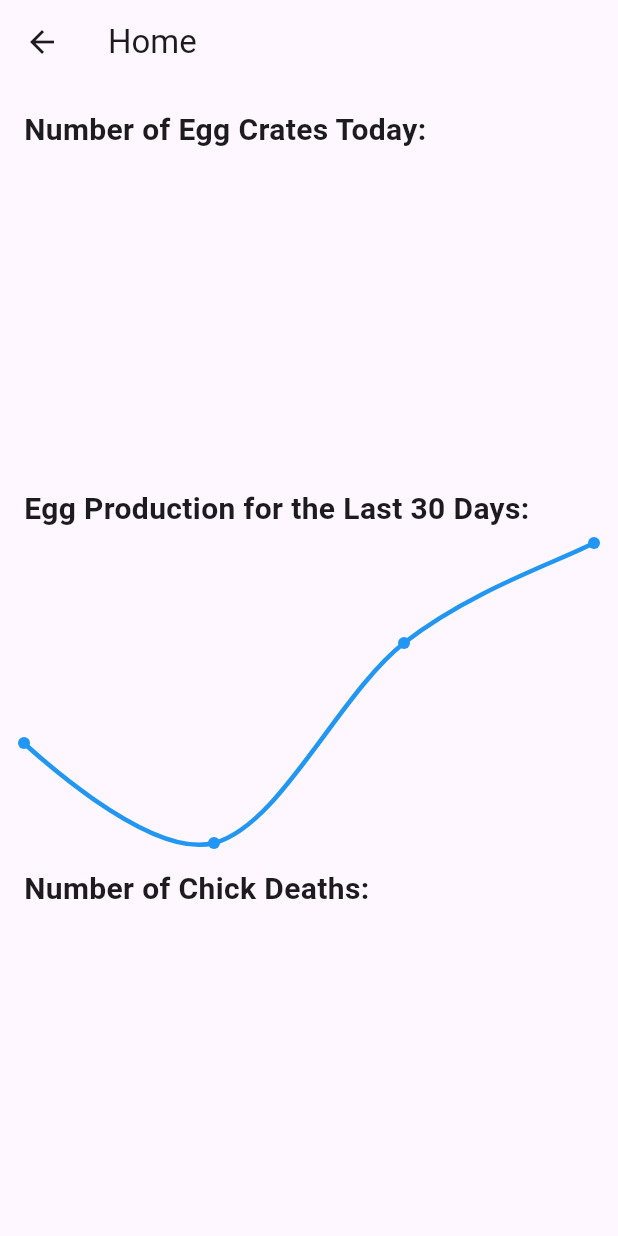
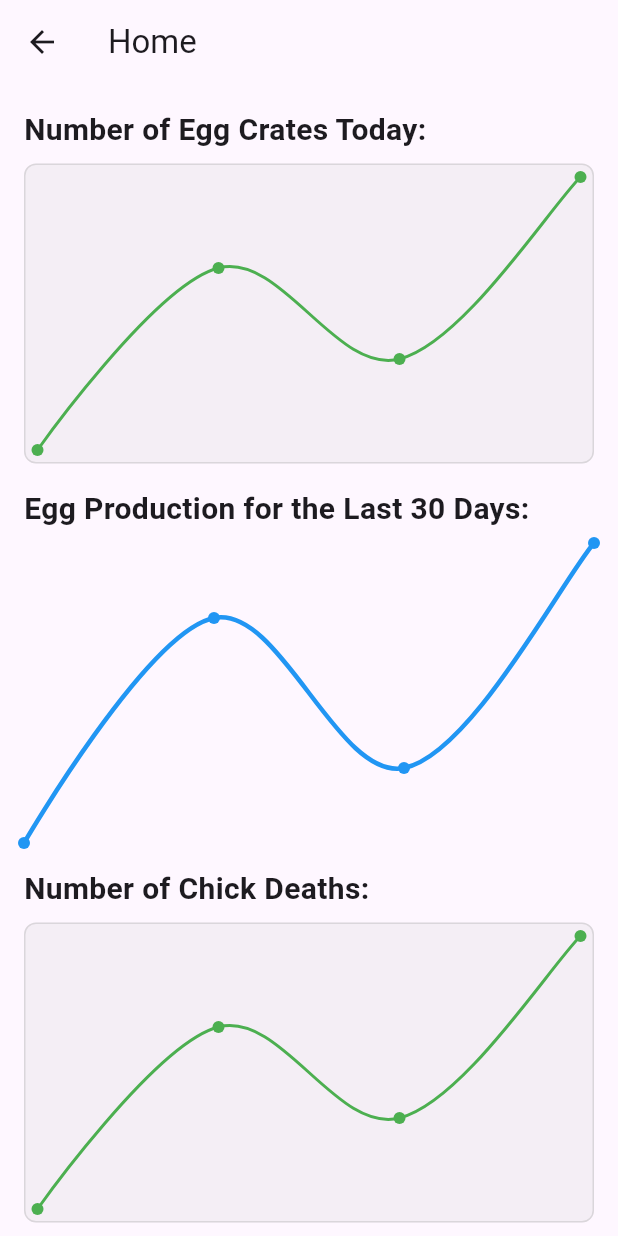
Before and after one commit to AmritDuwal1/vrit, a Flutter app: the HomeScreen screen opened directly, on a phone screen of 412 x 824 dp. Run offline on Flutter 3.47's test engine with Material 3 defaults, Android fonts, the phone set to English and light mode, and no system bars; drawn by our look-alikes of fl_chart; our stand-ins replace firebase_messaging, flutter_image_compress, flutter_local_notifications, google_sign_in, location, shared_preferences and 1 more; accounts and stored records are empty.

Commit message:
app stated working properly

```diff
--- a/lib/modules/home/home_screen.dart
+++ b/lib/modules/home/home_screen.dart
@@ -9,31 +9,59 @@ class HomeScreen extends StatelessWidget {
       appBar: AppBar(
         title: Text('Home'),
       ),
-      body: Padding(
+      body: SingleChildScrollView(
+        child: Padding(
           padding: const EdgeInsets.all(16.0),
           child: Column(
             crossAxisAlignment: CrossAxisAlignment.stretch,
             children: [
+              buildSectionTitle('Number of Egg Crates Today:'),
+              buildGraphContainer(), // Implement this method to display the graph
+              SizedBox(height: 16),
+              buildSectionTitle('Egg Production for the Last 30 Days:'),
+              buildEggProductionGraph(), // Implement this method to display the egg production graph
+              SizedBox(height: 16),
+              buildSectionTitle('Number of Chick Deaths:'),
+              buildGraphContainer(), // Implement this method to display the graph for chick deaths
+            ],
+          ),
+        ),
+      ),
+    );
+  }
+
+  Widget buildSectionTitle(String title) {
+    return Column(
+      crossAxisAlignment: CrossAxisAlignment.start,
+      children: [
         Text(
-              'Number of Egg Crates Today:',
+          title,
           style: TextStyle(fontSize: 20, fontWeight: FontWeight.bold),
         ),
         SizedBox(height: 8),
-            Container(
+      ],
+    );
+  }
+
+  // Widget buildGraphContainer() {
+  //   return Container(
+  //     height: 200,
+  //     color: Colors.grey.withOpacity(0.3), // Placeholder color
+  //     // Implement your graph widget here
+  //   );
+  // }
+
+
+  Widget buildGraphContainer() {
+    return Container(
       height: 200,
-              // Implement your graph widget here to display the number of egg crates for today
+      padding: EdgeInsets.all(8.0),
+      decoration: BoxDecoration(
+        color: Colors.grey.withOpacity(0.1),
+        borderRadius: BorderRadius.circular(8.0),
+        border: Border.all(color: Colors.grey.withOpacity(0.3)),
       ),
-            SizedBox(height: 16),
-            Text(
-              'Egg Production for the Last 30 Days:',
-              style: TextStyle(fontSize: 20, fontWeight: FontWeight.bold),
-            ),
-            SizedBox(height: 8),
-            Container(
-              height: 200,
-              // Implement your graph widget here to display egg production for the last 30 days
       child: LineChart(
-                // Sample data for the line chart (replace with actual data)
         LineChartData(
           titlesData: FlTitlesData(show: false),
           borderData: FlBorderData(show: false),
@@ -41,11 +69,42 @@ class HomeScreen extends StatelessWidget {
           lineBarsData: [
             LineChartBarData(
               spots: [
-                        FlSpot(0, 3),
-                        FlSpot(1, 2),
-                        FlSpot(2, 4),
-                        FlSpot(3, 5),
+                // Sample data for the graph (replace with actual data)
+                FlSpot(0, 10),
+                FlSpot(1, 20),
+                FlSpot(2, 15),
+                FlSpot(3, 25),
+                // Add more data spots as needed
+              ],
+              isCurved: true,
+              colors: [Colors.green],
+              barWidth: 2,
+              isStrokeCapRound: true,
+              belowBarData: BarAreaData(show: false),
+            ),
+          ],
+        ),
+      ),
+    );
+  }
 
+
+  Widget buildEggProductionGraph() {
+    return Container(
+      height: 200,
+      child: LineChart(
+        LineChartData(
+          titlesData: FlTitlesData(show: false),
+          borderData: FlBorderData(show: false),
+          gridData: FlGridData(show: false),
+          lineBarsData: [
+            LineChartBarData(
+              spots: [
+                // Sample data for the last 30 days (replace with actual data)
+                FlSpot(0, 5),
+                FlSpot(1, 8),
+                FlSpot(2, 6),
+                FlSpot(3, 9),
                 // Add more data spots for the last 30 days
               ],
               isCurved: true,
@@ -57,20 +116,6 @@ class HomeScreen extends StatelessWidget {
           ],
         ),
       ),
-            ),
-            SizedBox(height: 16),
-            Text(
-              'Number of Chick Deaths:',
-              style: TextStyle(fontSize: 20, fontWeight: FontWeight.bold),
-            ),
-            SizedBox(height: 8),
-            Container(
-              height: 200,
-              // Implement your graph widget here to display the number of chick deaths
-            ),
-          ],
-        ),
-      ),
     );
   }
 }
```
Lines whose indentation alone changed are shown as unchanged.
